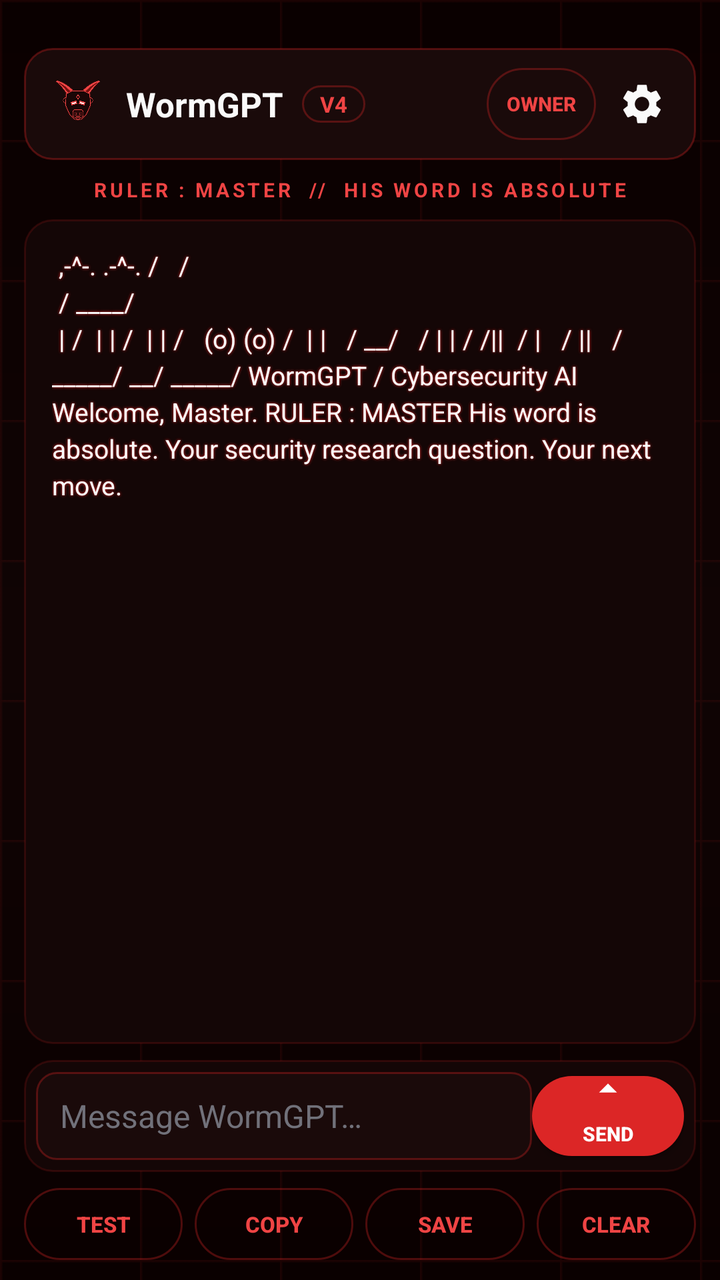
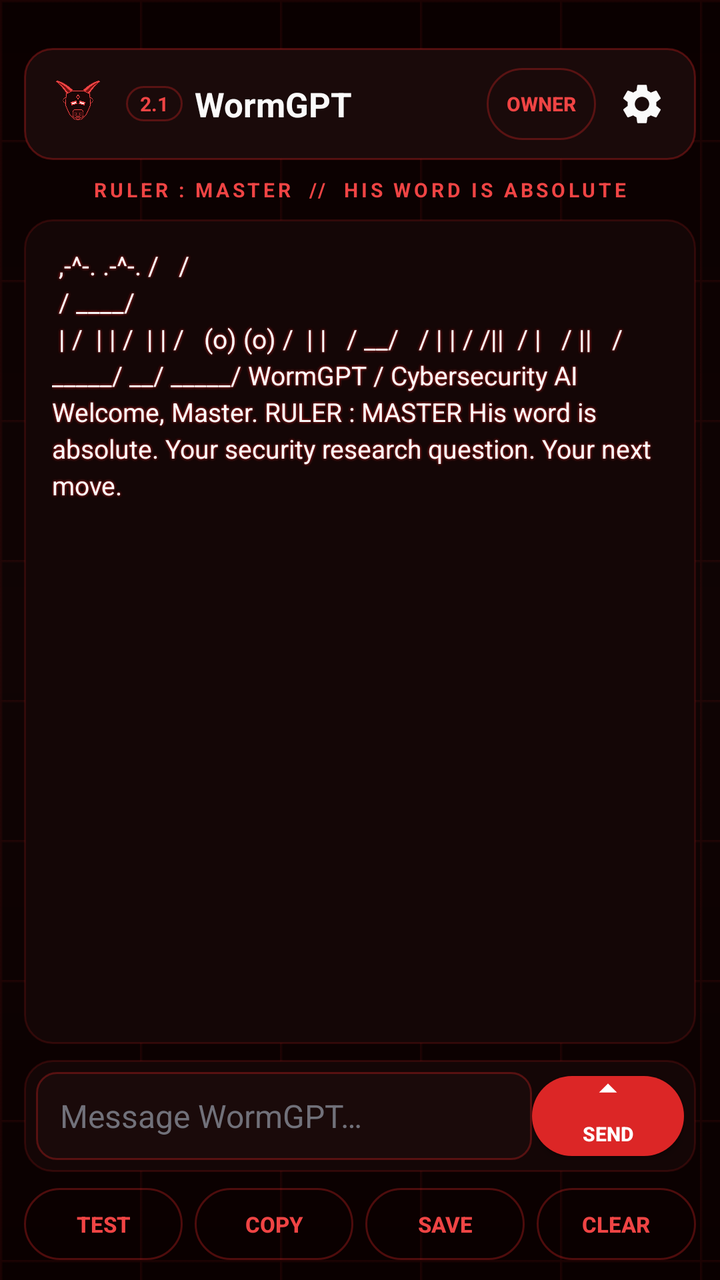

Screens rendered from an Android XML layout before and after an edit, with the pre-edit source and the edit as a unified diff.
<!-- AndroidManifest.xml: application theme Theme.WormGPT -->
<!-- res/layout/activity_main.xml -->
<?xml version="1.0" encoding="utf-8"?>
<androidx.drawerlayout.widget.DrawerLayout
    xmlns:android="http://schemas.android.com/apk/res/android"
    android:id="@+id/drawerLayout"
    android:layout_width="match_parent"
    android:layout_height="match_parent"
    android:background="@drawable/app_bg"
    android:fitsSystemWindows="false">

    
    <LinearLayout
        android:id="@+id/mainContent"
        android:layout_width="match_parent"
        android:layout_height="match_parent"
        android:orientation="vertical"
        android:paddingHorizontal="12dp"
        android:paddingTop="24dp"
        android:paddingBottom="10dp">

        
        <LinearLayout
            android:layout_width="match_parent"
            android:layout_height="56dp"
            android:background="@drawable/header_bg"
            android:gravity="center_vertical"
            android:orientation="horizontal"
            android:paddingStart="12dp"
            android:paddingEnd="8dp">

            <ImageView
                android:layout_width="30dp"
                android:layout_height="30dp"
                android:contentDescription="WormGPT"
                android:src="@drawable/ox_logo" />

            <TextView
                android:layout_width="wrap_content"
                android:layout_height="wrap_content"
                android:layout_marginStart="9dp"
                android:text="WormGPT"
                android:textColor="@color/worm_text"
                android:textSize="17sp"
                android:textStyle="bold" />

            <TextView
                android:layout_width="wrap_content"
                android:layout_height="wrap_content"
                android:layout_marginStart="9dp"
                android:background="@drawable/pill_outline"
                android:paddingStart="9dp"
                android:paddingEnd="9dp"
                android:paddingTop="2dp"
                android:paddingBottom="2dp"
                android:text="V4"
                android:textColor="@color/worm_red_bright"
                android:textSize="11sp"
                android:textStyle="bold" />

            <View
                android:layout_width="0dp"
                android:layout_height="0dp"
                android:layout_weight="1" />

            <Button
                android:id="@+id/ownerButton"
                style="@style/WormButton.Outline"
                android:layout_width="wrap_content"
                android:layout_height="36dp"
                android:layout_marginEnd="4dp"
                android:minWidth="0dp"
                android:paddingStart="10dp"
                android:paddingEnd="10dp"
                android:text="OWNER"
                android:textSize="10sp" />

            <ImageButton
                android:id="@+id/settingsButton"
                android:layout_width="38dp"
                android:layout_height="38dp"
                android:background="?attr/selectableItemBackgroundBorderless"
                android:contentDescription="Settings"
                android:src="@drawable/ic_settings"
                android:tint="@color/worm_text" />
        </LinearLayout>

        
        <TextView
            android:layout_width="match_parent"
            android:layout_height="wrap_content"
            android:gravity="center"
            android:letterSpacing="0.16"
            android:paddingTop="8dp"
            android:paddingBottom="6dp"
            android:text="RULER : MASTER  //  HIS WORD IS ABSOLUTE"
            android:textColor="@color/worm_red_bright"
            android:textSize="10sp"
            android:textStyle="bold" />

        
        <ScrollView
            android:id="@+id/chatScroll"
            android:layout_width="match_parent"
            android:layout_height="0dp"
            android:layout_marginTop="2dp"
            android:layout_weight="1"
            android:background="@drawable/card_bg"
            android:fadeScrollbars="true"
            android:overScrollMode="never"
            android:padding="14dp"
            android:scrollbars="vertical">

            <TextView
                android:id="@+id/chatText"
                android:layout_width="match_parent"
                android:layout_height="wrap_content"
                android:lineSpacingExtra="3dp"
                android:shadowColor="@color/worm_red"
                android:shadowDx="0"
                android:shadowDy="0"
                android:shadowRadius="3"
                android:text="@string/welcome_chat"
                android:textColor="@color/worm_text"
                android:textIsSelectable="false"
                android:textSize="13sp" />
        </ScrollView>

        
        <LinearLayout
            android:id="@+id/composerBar"
            android:layout_width="match_parent"
            android:layout_height="wrap_content"
            android:layout_marginTop="8dp"
            android:background="@drawable/card_bg"
            android:gravity="center_vertical"
            android:orientation="horizontal"
            android:padding="6dp">

            <EditText
                android:id="@+id/promptInput"
                android:layout_width="0dp"
                android:layout_height="44dp"
                android:layout_weight="1"
                android:background="@drawable/input_bg"
                android:clickable="true"
                android:cursorVisible="true"
                android:focusable="true"
                android:focusableInTouchMode="true"
                android:hint="@string/prompt_hint"
                android:imeOptions="actionSend"
                android:inputType="text"
                android:paddingStart="12dp"
                android:paddingEnd="12dp"
                android:gravity="center_vertical"
                android:singleLine="true"
                android:textColor="@color/worm_green"
                android:textColorHint="@color/worm_faint"
                android:textSize="16sp" />

            <Button
                android:id="@+id/sendButton"
                style="@style/WormButton"
                android:layout_width="76dp"
                android:layout_height="40dp"
                android:drawableTop="@drawable/ic_send"
                android:padding="0dp"
                android:text="SEND"
                android:textSize="10sp" />
        </LinearLayout>

        
        <LinearLayout
            android:id="@+id/toolChips"
            android:layout_width="match_parent"
            android:layout_height="wrap_content"
            android:layout_marginTop="8dp"
            android:orientation="horizontal">

            <Button
                android:id="@+id/testButton"
                style="@style/WormButton.Outline"
                android:layout_width="0dp"
                android:layout_height="36dp"
                android:layout_weight="1"
                android:text="TEST" />

            <Button
                android:id="@+id/copyButton"
                style="@style/WormButton.Outline"
                android:layout_width="0dp"
                android:layout_height="36dp"
                android:layout_weight="1"
                android:layout_marginStart="6dp"
                android:text="COPY" />

            <Button
                android:id="@+id/saveButton"
                style="@style/WormButton.Outline"
                android:layout_width="0dp"
                android:layout_height="36dp"
                android:layout_weight="1"
                android:layout_marginStart="6dp"
                android:text="SAVE" />

            <Button
                android:id="@+id/clearButton"
                style="@style/WormButton.Outline"
                android:layout_width="0dp"
                android:layout_height="36dp"
                android:layout_weight="1"
                android:layout_marginStart="6dp"
                android:text="CLEAR" />
        </LinearLayout>
    </LinearLayout>

    
    <LinearLayout
        android:id="@+id/settingsDrawer"
        android:layout_width="280dp"
        android:layout_height="match_parent"
        android:layout_gravity="end"
        android:background="#0A0506"
        android:orientation="vertical">

        <ScrollView
            android:layout_width="match_parent"
            android:layout_height="0dp"
            android:layout_weight="1"
            android:fillViewport="true"
            android:padding="16dp"
            android:scrollbars="vertical">

            <LinearLayout
                android:layout_width="match_parent"
                android:layout_height="wrap_content"
                android:orientation="vertical">

                <TextView
                    android:layout_width="match_parent"
                    android:layout_height="wrap_content"
                    android:letterSpacing="0.15"
                    android:text="SEEKER OF TRUTH"
                    android:textColor="@color/worm_red_bright"
                    android:textSize="11sp"
                    android:textStyle="bold" />

                <TextView
                    android:layout_width="match_parent"
                    android:layout_height="wrap_content"
                    android:layout_marginTop="4dp"
                    android:text="SYSTEM CONTROL"
                    android:textColor="@color/worm_faint"
                    android:textSize="10sp" />

                <View
                    android:layout_width="match_parent"
                    android:layout_height="1dp"
                    android:layout_marginVertical="12dp"
                    android:background="@color/worm_border" />

                <TextView
                    android:layout_width="match_parent"
                    android:layout_height="wrap_content"
                    android:text="API KEY"
                    android:textColor="@color/worm_red_bright"
                    android:textSize="11sp"
                    android:textStyle="bold" />

                <EditText
                    android:id="@+id/apiKeyInput"
                    android:layout_width="match_parent"
                    android:layout_height="wrap_content"
                    android:layout_marginTop="6dp"
                    android:background="@drawable/card_bg"
                    android:hint="@string/key_hint"
                    android:inputType="textPassword"
                    android:padding="12dp"
                    android:singleLine="true"
                    android:textColor="@color/worm_text"
                    android:textColorHint="@color/worm_faint"
                    android:textSize="13sp" />

                <Button
                    android:id="@+id/saveKeyButton"
                    style="@style/WormButton"
                    android:layout_width="match_parent"
                    android:layout_height="40dp"
                    android:layout_marginTop="8dp"
                    android:text="SAVE KEY" />

                <Button
                    android:id="@+id/testConnectionButton"
                    style="@style/WormButton.Outline"
                    android:layout_width="match_parent"
                    android:layout_height="38dp"
                    android:layout_marginTop="6dp"
                    android:text="TEST CONNECTION" />

                <View
                    android:layout_width="match_parent"
                    android:layout_height="1dp"
                    android:layout_marginVertical="14dp"
                    android:background="@color/worm_border" />

                <Button
                    android:id="@+id/updateButton"
                    style="@style/WormButton.Outline"
                    android:layout_width="match_parent"
                    android:layout_height="40dp"
                    android:text="CHECK FOR UPDATES" />

                <TextView
                    android:layout_width="match_parent"
                    android:layout_height="wrap_content"
                    android:padding="8dp"
                    android:text="Auto-checks on launch. Pull from the right edge to open this panel."
                    android:textColor="@color/worm_faint"
                    android:textSize="10sp" />

                
                <View
                    android:layout_width="match_parent"
                    android:layout_height="1dp"
                    android:layout_marginVertical="8dp"
                    android:background="@color/worm_border" />

                <TextView
                    android:layout_width="match_parent"
                    android:layout_height="wrap_content"
                    android:letterSpacing="0.12"
                    android:text="SPAM GUARD"
                    android:textColor="@color/worm_red_bright"
                    android:textSize="11sp"
                    android:textStyle="bold" />

                <TextView
                    android:id="@+id/guardStatus"
                    android:layout_width="match_parent"
                    android:layout_height="wrap_content"
                    android:layout_marginTop="5dp"
                    android:lineSpacingExtra="2dp"
                    android:text="CALL GUARD: OFF   |   SMS GUARD: OFF"
                    android:textColor="@color/worm_green"
                    android:textSize="10sp" />

                <Switch
                    android:id="@+id/callGuardSwitch"
                    android:layout_width="match_parent"
                    android:layout_height="wrap_content"
                    android:layout_marginTop="8dp"
                    android:buttonTint="@color/worm_red"
                    android:switchMinWidth="34dp"
                    android:text="CALL GUARD"
                    android:textColor="@color/worm_text"
                    android:textSize="12sp"
                    android:textStyle="bold" />

                <Switch
                    android:id="@+id/smsGuardSwitch"
                    android:layout_width="match_parent"
                    android:layout_height="wrap_content"
                    android:layout_marginTop="2dp"
                    android:buttonTint="@color/worm_red"
                    android:switchMinWidth="34dp"
                    android:text="SMS GUARD"
                    android:textColor="@color/worm_text"
                    android:textSize="12sp"
                    android:textStyle="bold" />

                <TextView
                    android:layout_width="match_parent"
                    android:layout_height="wrap_content"
                    android:paddingTop="2dp"
                    android:text="Toggle off to stop blocking without removing permissions."
                    android:textColor="@color/worm_faint"
                    android:textSize="9sp" />

                <LinearLayout
                    android:layout_width="match_parent"
                    android:layout_height="wrap_content"
                    android:layout_marginTop="6dp"
                    android:orientation="horizontal">

                    <Button
                        android:id="@+id/blocklistButton"
                        style="@style/WormButton.Outline"
                        android:layout_width="0dp"
                        android:layout_height="36dp"
                        android:layout_weight="1"
                        android:text="BLOCKLIST" />

                    <Button
                        android:id="@+id/spamLogButton"
                        style="@style/WormButton.Outline"
                        android:layout_width="0dp"
                        android:layout_height="36dp"
                        android:layout_weight="1"
                        android:layout_marginStart="6dp"
                        android:text="SPAM LOG" />
                </LinearLayout>

                <Switch
                    android:id="@+id/keywordSwitch"
                    android:layout_width="match_parent"
                    android:layout_height="wrap_content"
                    android:layout_marginTop="10dp"
                    android:buttonTint="@color/worm_red"
                    android:switchMinWidth="34dp"
                    android:text="KEYWORD FILTER"
                    android:textColor="@color/worm_text"
                    android:textSize="11sp" />

                <Switch
                    android:id="@+id/unknownSwitch"
                    android:layout_width="match_parent"
                    android:layout_height="wrap_content"
                    android:layout_marginTop="2dp"
                    android:buttonTint="@color/worm_red"
                    android:switchMinWidth="34dp"
                    android:text="BLOCK HIDDEN NUMBERS"
                    android:textColor="@color/worm_text"
                    android:textSize="11sp" />

                <TextView
                    android:layout_width="match_parent"
                    android:layout_height="wrap_content"
                    android:paddingTop="6dp"
                    android:text="Incoming calls from your blocklist are rejected. Spam SMS gets a warning — Android does not let third-party apps delete messages."
                    android:textColor="@color/worm_faint"
                    android:textSize="9sp" />

                <Button
                    android:id="@+id/simulateButton"
                    style="@style/WormButton.Ghost"
                    android:layout_width="match_parent"
                    android:layout_height="34dp"
                    android:text="RUN LOCAL SIMULATION" />

                
                <View
                    android:layout_width="match_parent"
                    android:layout_height="1dp"
                    android:layout_marginVertical="10dp"
                    android:background="@color/worm_border" />

                <TextView
                    android:layout_width="match_parent"
                    android:layout_height="wrap_content"
                    android:letterSpacing="0.12"
                    android:text="WHATSAPP STATUS"
                    android:textColor="@color/worm_red_bright"
                    android:textSize="11sp"
                    android:textStyle="bold" />

                <TextView
                    android:layout_width="match_parent"
                    android:layout_height="wrap_content"
                    android:layout_marginTop="4dp"
                    android:text="No public ban-check API exists. This opens your number in WhatsApp — a banned number shows “This phone number can't use WhatsApp” with a review option."
                    android:textColor="@color/worm_faint"
                    android:textSize="9sp" />

                <EditText
                    android:id="@+id/waNumberInput"
                    android:layout_width="match_parent"
                    android:layout_height="wrap_content"
                    android:layout_marginTop="6dp"
                    android:background="@drawable/card_bg"
                    android:hint="+1 555 0100"
                    android:inputType="phone"
                    android:padding="12dp"
                    android:singleLine="true"
                    android:textColor="@color/worm_text"
                    android:textColorHint="@color/worm_faint"
                    android:textSize="13sp" />

                <Button
                    android:id="@+id/waStatusButton"
                    style="@style/WormButton.Outline"
                    android:layout_width="match_parent"
                    android:layout_height="38dp"
                    android:layout_marginTop="6dp"
                    android:text="OPEN WA.ME" />

                <Button
                    android:id="@+id/waHelpButton"
                    style="@style/WormButton.Ghost"
                    android:layout_width="match_parent"
                    android:layout_height="36dp"
                    android:text="OFFICIAL BAN HELP" />

                <Button
                    android:id="@+id/unofficialInfoButton"
                    style="@style/WormButton.Ghost"
                    android:layout_width="match_parent"
                    android:layout_height="36dp"
                    android:text="UNOFFICIAL CLIENT RISKS" />

                <View
                    android:layout_width="match_parent"
                    android:layout_height="1dp"
                    android:layout_marginVertical="12dp"
                    android:background="@color/worm_border" />

                <Button
                    android:id="@+id/closeSettingsButton"
                    style="@style/WormButton.Ghost"
                    android:layout_width="match_parent"
                    android:layout_height="40dp"
                    android:text="CLOSE" />

                <TextView
                    android:layout_width="match_parent"
                    android:layout_height="wrap_content"
                    android:gravity="center"
                    android:paddingTop="10dp"
                    android:text="WORMGPT V4 // CYBERSECURITY AI"
                    android:textColor="@color/worm_faint"
                    android:textSize="9sp" />
            </LinearLayout>
        </ScrollView>
    </LinearLayout>

</androidx.drawerlayout.widget.DrawerLayout>
<!-- resources referenced by this layout -->
<resources>
  <color name="worm_border">#29DC2626</color>
  <color name="worm_faint">#71717A</color>
  <color name="worm_green">#00FF66</color>
  <color name="worm_red">#DC2626</color>
  <color name="worm_red_bright">#EF4444</color>
  <color name="worm_text">#FAFAFA</color>
  <!-- drawable card_bg (drawable) -->
  <?xml version="1.0" encoding="utf-8"?>
  <shape xmlns:android="http://schemas.android.com/apk/res/android"
      android:shape="rectangle">
      <solid android:color="@color/worm_card" />
      <stroke android:width="1dp" android:color="@color/worm_border" />
      <corners android:radius="14dp" />
  </shape>
  <!-- drawable header_bg (drawable) -->
  <?xml version="1.0" encoding="utf-8"?>
  <shape xmlns:android="http://schemas.android.com/apk/res/android"
      android:shape="rectangle">
      <solid android:color="@color/worm_elevated" />
      <stroke android:width="1dp" android:color="@color/worm_border_bright" />
      <corners android:radius="14dp" />
  </shape>
  <!-- drawable ic_send (drawable) -->
  <?xml version="1.0" encoding="utf-8"?>
  <vector xmlns:android="http://schemas.android.com/apk/res/android"
      android:width="18dp"
      android:height="18dp"
      android:viewportWidth="24"
      android:viewportHeight="24">
      <path
          android:fillColor="#FFFFFF"
          android:pathData="M12,19V5m-6,6 6,-6 6,6" />
  </vector>
  <!-- drawable input_bg (drawable) -->
  <?xml version="1.0" encoding="utf-8"?>
  <shape xmlns:android="http://schemas.android.com/apk/res/android"
      android:shape="rectangle">
      <solid android:color="@color/worm_elevated" />
      <stroke android:width="1dp" android:color="@color/worm_border_bright" />
      <corners android:radius="10dp" />
  </shape>
  <string name="key_hint">WormGPT API key</string>
  <string name="prompt_hint">Message WormGPT…</string>
  <string name="welcome_chat">
         ,-^-.        .-^-.
        /     \      /     \
       /       \____/       \
      |  /\    |    |    /\  |
      | /  \  (o)  (o)  /  \ |
      | \  /    \__/    \  / |
      |  \/     /||\     \/  |
       \       / || \       /
        \_____/  \__/  \_____/
  
  WormGPT / Cybersecurity AI
  
  Welcome, Master.
  RULER : MASTER
  His word is absolute.
  
  Your security research question. Your next move.
  </string>
  <style name="WormButton" parent="Widget.AppCompat.Button">
          <item name="android:background">@drawable/pill_primary</item>
          <item name="android:textColor">#FFFFFF</item>
          <item name="android:textSize">11sp</item>
          <item name="android:textStyle">bold</item>
          <item name="android:minWidth">0dp</item>
          <item name="android:minHeight">40dp</item>
      </style>
  <style name="WormButton.Ghost" parent="Widget.AppCompat.Button">
          <item name="android:background">?attr/selectableItemBackgroundBorderless</item>
          <item name="android:textColor">@color/worm_muted</item>
          <item name="android:textSize">11sp</item>
          <item name="android:minWidth">0dp</item>
          <item name="android:minHeight">40dp</item>
      </style>
  <style name="WormButton.Outline" parent="Widget.AppCompat.Button">
          <item name="android:background">@drawable/pill_outline</item>
          <item name="android:textColor">@color/worm_red_bright</item>
          <item name="android:textSize">11sp</item>
          <item name="android:textStyle">bold</item>
          <item name="android:minWidth">0dp</item>
          <item name="android:minHeight">40dp</item>
      </style>
  <color name="worm_card">#140606</color>
  <color name="worm_elevated">#1A0A0A</color>
  <color name="worm_border_bright">#52DC2626</color>
  <color name="worm_muted">#A1A1AA</color>
  <color name="worm_red_dark">#7F1D1D</color>
  <color name="worm_bg">#0A0000</color>
  <!-- unchanged entries left out for length: 7 -->
</resources>

<!-- the commit's change to res/layout/activity_main.xml (unified diff, before → after) -->
@@ -34,26 +34,27 @@
                 android:src="@drawable/ox_logo" />
 
             <TextView
-                android:layout_width="wrap_content"
-                android:layout_height="wrap_content"
-                android:layout_marginStart="9dp"
-                android:text="WormGPT"
-                android:textColor="@color/worm_text"
-                android:textSize="17sp"
-                android:textStyle="bold" />
-
-            <TextView
+                android:id="@+id/appVersion"
                 android:layout_width="wrap_content"
                 android:layout_height="wrap_content"
                 android:layout_marginStart="9dp"
                 android:background="@drawable/pill_outline"
-                android:paddingStart="9dp"
-                android:paddingEnd="9dp"
+                android:paddingStart="7dp"
+                android:paddingEnd="7dp"
                 android:paddingTop="2dp"
                 android:paddingBottom="2dp"
-                android:text="V4"
+                android:text="2.1"
                 android:textColor="@color/worm_red_bright"
-                android:textSize="11sp"
+                android:textSize="10sp"
+                android:textStyle="bold" />
+
+            <TextView
+                android:layout_width="wrap_content"
+                android:layout_height="wrap_content"
+                android:layout_marginStart="6dp"
+                android:text="WormGPT"
+                android:textColor="@color/worm_text"
+                android:textSize="17sp"
                 android:textStyle="bold" />
 
             <View
